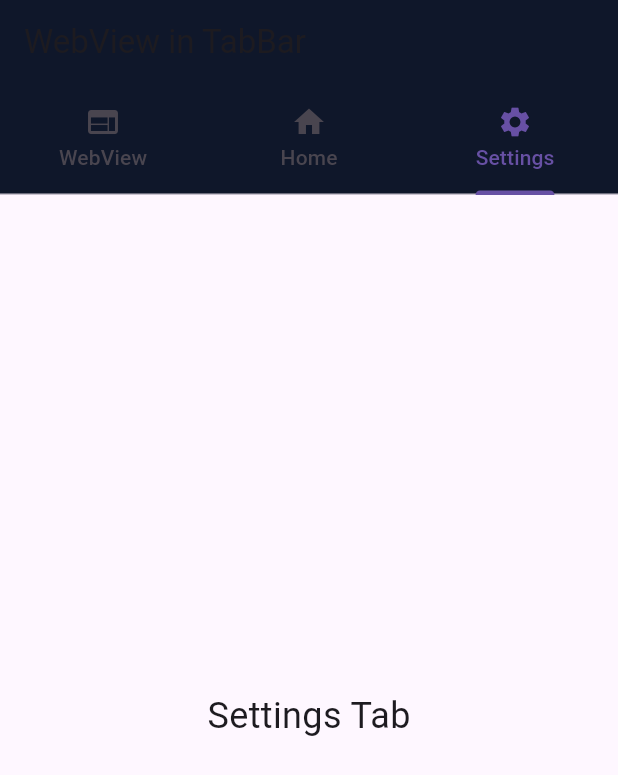
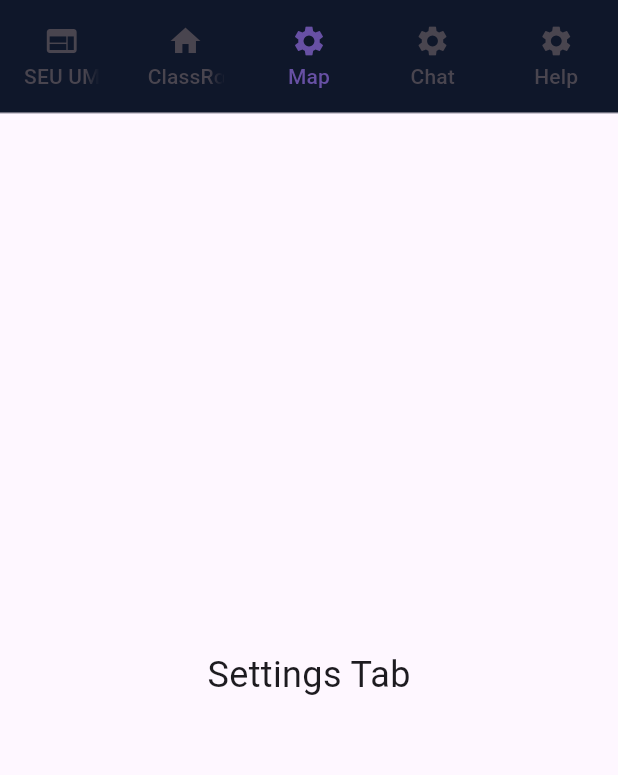
Before and after one commit to hasibul2hasan/my_seu, a Flutter app: the screen it shows after launch, tab 3 chosen, on a phone screen of 412 x 824 dp. Shown: the top 775 px of the screen. Run offline on Flutter 3.47's test engine with Material 3 defaults, Android fonts, the light colour scheme and no system bars; our stand-ins replace webview_flutter.

Commit message:
appbar and google classroom

```diff
--- a/lib/main.dart
+++ b/lib/main.dart
@@ -43,46 +43,64 @@
   @override
   void initState() {
     super.initState();
-    _tabController = TabController(length: 3, vsync: this);
+    _tabController = TabController(length: 5, vsync: this);
   }
 
   @override
   Widget build(BuildContext context) {
-    return Scaffold(
+    return DefaultTabController(
+      length: 3,
+      child: Scaffold(
         appBar: AppBar(
-        title: const Text('WebView in TabBar'),
           backgroundColor: const Color.fromRGBO(15, 23, 42, 1),
-        bottom: TabBar(
+          elevation: 0,
+          // title: const Text(
+          //   'WebView in TabBar',
+          //   style: TextStyle(color: Colors.white),
+          // ),
+          bottom: PreferredSize(
+            preferredSize: Size.fromHeight(20.0), // Adjust as needed
+            child: TabBar(
               controller: _tabController,
+              indicator: BoxDecoration(),
               tabs: const [
-            Tab(icon: Icon(Icons.web), text: 'WebView'),
-            Tab(icon: Icon(Icons.home), text: 'Home'),
-            Tab(icon: Icon(Icons.settings), text: 'Settings'),
+                Tab(icon: Icon(Icons.web), text: 'SEU UMS'),
+                Tab(icon: Icon(Icons.home), text: 'ClassRoom'),
+                Tab(icon: Icon(Icons.settings), text: 'Map'),
+                Tab(icon: Icon(Icons.settings), text: 'Chat'),
+                Tab(icon: Icon(Icons.settings), text: 'Help'),
               ],
+            ),
           ),
         ),
         body: TabBarView(
           controller: _tabController,
-        physics: const NeverScrollableScrollPhysics(), // Disable swipe gesture
+
+          physics:
+              const NeverScrollableScrollPhysics(), // Disable swipe gesture
           children: const [
-          WebViewScreen(),
-          HomeTab(),
-          SettingsTab(),
+            UmsTab(),
+            ClassroomTab(),
+            MapTab(),
+            ChatTab(),
+            HelpTab(),
           ],
+        ),
       ),
     );
   }
 }
 
-class WebViewScreen extends StatefulWidget {
-  const WebViewScreen({Key? key}) : super(key: key);
+//UMS tab here###########################################################################
+
+class UmsTab extends StatefulWidget {
+  const UmsTab({Key? key}) : super(key: key);
 
   @override
-  _WebViewScreenState createState() => _WebViewScreenState();
+  _UmsTabState createState() => _UmsTabState();
 }
 
-class _WebViewScreenState extends State<WebViewScreen>
-    with AutomaticKeepAliveClientMixin {
+class _UmsTabState extends State<UmsTab> with AutomaticKeepAliveClientMixin {
   late WebViewController _webViewController;
   String initialUrl = 'https://ums.seu.edu.bd/';
 
@@ -128,22 +146,65 @@
   }
 }
 
-class HomeTab extends StatelessWidget {
-  const HomeTab({Key? key}) : super(key: key);
+// ClassRoom tab here ###########################################################################
+class ClassroomTab extends StatefulWidget {
+  const ClassroomTab({Key? key}) : super(key: key);
+
+  @override
+  _ClassroomTabState createState() => _ClassroomTabState();
+}
+
+class _ClassroomTabState extends State<ClassroomTab>
+    with AutomaticKeepAliveClientMixin {
+  late WebViewController _webViewController;
+  String initialUrl = 'https://classroom.google.com/';
+
+  @override
+  bool get wantKeepAlive => true;
+
+  Future<void> _reloadWebView() async {
+    if (_webViewController != null) {
+      await _webViewController.reload();
+    }
+  }
 
   @override
   Widget build(BuildContext context) {
-    return Center(
-      child: Text(
-        'Home Tab',
-        style: TextStyle(fontSize: 24),
+    super.build(
+        context); // Call super.build to ensure the keep-alive mechanism is applied
+
+    return Stack(
+      children: [
+        WebView(
+          initialUrl: initialUrl,
+          javascriptMode: JavascriptMode.unrestricted,
+          onWebViewCreated: (WebViewController webViewController) {
+            _webViewController = webViewController;
+          },
+          onPageFinished: (String url) {
+            // Inject JavaScript to disable zooming
+            _webViewController.runJavascript(
+                "document.querySelector('meta[name=viewport]').setAttribute('content', 'width=device-width, initial-scale=1.0, maximum-scale=1.0, user-scalable=no');");
+          },
         ),
+        Positioned(
+          bottom: 16,
+          right: 16,
+          child: FloatingActionButton(
+            onPressed: _reloadWebView,
+            child: Icon(Icons.refresh),
+            backgroundColor: const Color.fromRGBO(15, 23, 42, 1),
+          ),
+        ),
+      ],
     );
   }
 }
 
-class SettingsTab extends StatelessWidget {
-  const SettingsTab({Key? key}) : super(key: key);
+// Map tab here ###########################################################################
+
+class MapTab extends StatelessWidget {
+  const MapTab({Key? key}) : super(key: key);
 
   @override
   Widget build(BuildContext context) {
@@ -155,3 +216,35 @@
     );
   }
 }
+
+// Chat tab here ###########################################################################
+
+class ChatTab extends StatelessWidget {
+  const ChatTab({Key? key}) : super(key: key);
+
+  @override
+  Widget build(BuildContext context) {
+    return Center(
+      child: Text(
+        'Chat Tab',
+        style: TextStyle(fontSize: 24),
+      ),
+    );
+  }
+}
+
+// Help tab here ###########################################################################
+
+class HelpTab extends StatelessWidget {
+  const HelpTab({Key? key}) : super(key: key);
+
+  @override
+  Widget build(BuildContext context) {
+    return Center(
+      child: Text(
+        'Help Tab',
+        style: TextStyle(fontSize: 24),
+      ),
+    );
+  }
+}
```
Lines whose indentation alone changed are shown as unchanged.
